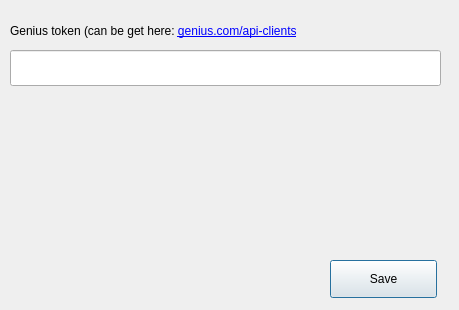
First picture: the form in dialog.ui, repository breakeneck/foobar-qt, before the edit.
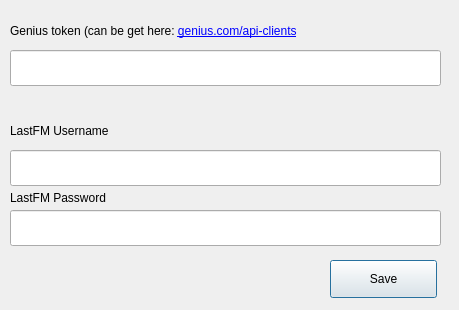
Second picture: the form after the edit.

Commit message: LastFm: implemented scrobbling

```diff
--- a/dialog.ui
+++ b/dialog.ui
@@ -55,6 +55,58 @@
     <set>Qt::TextBrowserInteraction</set>
    </property>
   </widget>
+  <widget class="QLineEdit" name="lastFmUsername">
+   <property name="geometry">
+    <rect>
+     <x>10</x>
+     <y>150</y>
+     <width>431</width>
+     <height>36</height>
+    </rect>
+   </property>
+  </widget>
+  <widget class="QLabel" name="label_3">
+   <property name="geometry">
+    <rect>
+     <x>10</x>
+     <y>190</y>
+     <width>291</width>
+     <height>16</height>
+    </rect>
+   </property>
+   <property name="text">
+    <string>LastFM Password</string>
+   </property>
+  </widget>
+  <widget class="QLineEdit" name="lastFmPassword">
+   <property name="geometry">
+    <rect>
+     <x>10</x>
+     <y>210</y>
+     <width>431</width>
+     <height>36</height>
+    </rect>
+   </property>
+  </widget>
+  <widget class="QLabel" name="label_2">
+   <property name="geometry">
+    <rect>
+     <x>10</x>
+     <y>120</y>
+     <width>431</width>
+     <height>22</height>
+    </rect>
+   </property>
+   <property name="text">
+    <string>&lt;html&gt;&lt;head/&gt;&lt;body&gt;&lt;p&gt;LastFM Username&lt;/p&gt;&lt;/body&gt;&lt;/html&gt;</string>
+   </property>
+   <property name="openExternalLinks">
+    <bool>true</bool>
+   </property>
+   <property name="textInteractionFlags">
+    <set>Qt::TextBrowserInteraction</set>
+   </property>
+  </widget>
  </widget>
  <resources/>
  <connections/>
```
The commit also changes 5 other files.
